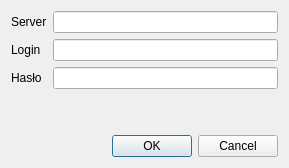
This is logindialog.ui in theoar/DataBaseApp as Qt 5 draws it before an edit. The edited form follows.
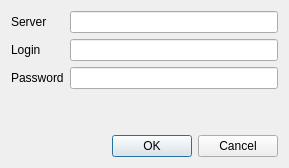
This is the edited form.

```diff
--- a/logindialog.ui
+++ b/logindialog.ui
@@ -27,7 +27,7 @@
    <item row="2" column="0">
     <widget class="QLabel" name="PasswordLable">
      <property name="text">
-      <string>Hasło</string>
+      <string>Password</string>
      </property>
     </widget>
    </item>
```
